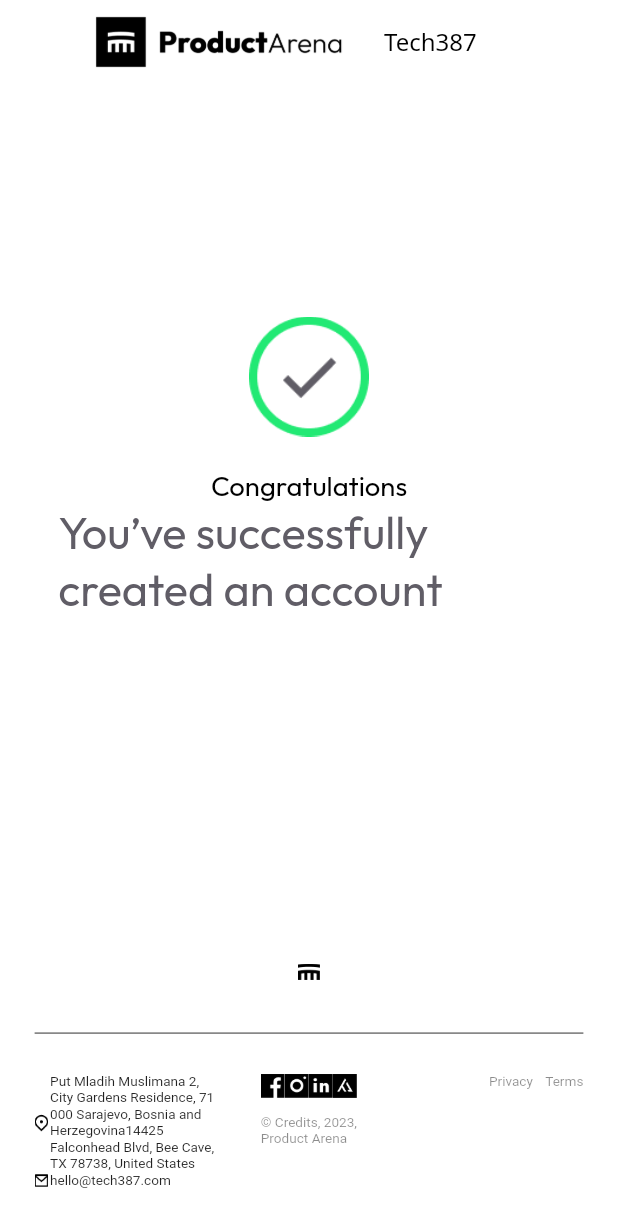
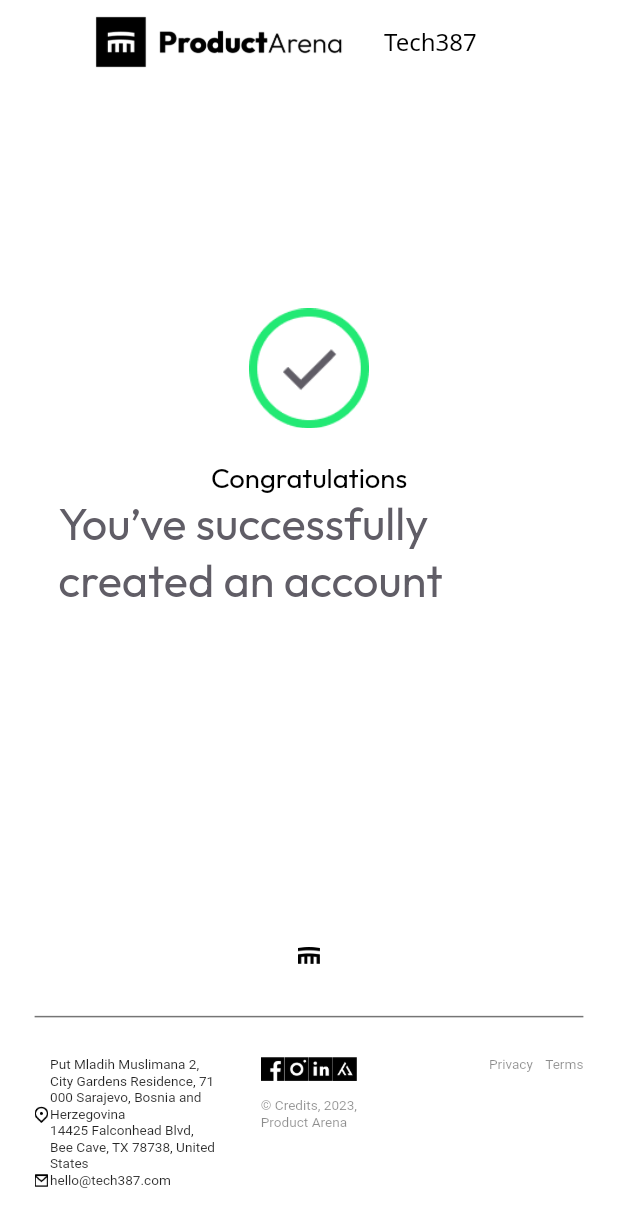
Before and after one commit to kingdomOfIT/V2_Product_Arena, a Flutter app: the WebCongratulationObScreen screen opened directly, on a phone screen of 412 x 824 dp. Shown: the top 1227 px of the screen. Run offline on Flutter 3.47's test engine with Material 2 defaults, Android fonts, the phone set to English and light mode, and no system bars; our stand-ins replace flutter_spinkit, google_fonts, video_player, youtube_player_flutter, youtube_player_iframe; missing offline and left inert: amplify_api, amplify_auth_cognito, amplify_flutter; project files that could hold a hidden picture were left out.

Commit message:
Fixed spacing in location info on footer

```diff
--- a/lib/web/reusable_web_widgets/web_footer.dart
+++ b/lib/web/reusable_web_widgets/web_footer.dart
@@ -59,7 +59,7 @@ class WebFooter extends StatelessWidget {
                             ),
                             Flexible(
                               child: Text(
-                                'Put Mladih Muslimana 2, City Gardens Residence, 71 000 Sarajevo, Bosnia and Herzegovina14425 Falconhead Blvd, Bee Cave, TX 78738, United States',
+                                'Put Mladih Muslimana 2, City Gardens Residence, 71 000 Sarajevo, Bosnia and Herzegovina\n14425 Falconhead Blvd, Bee Cave, TX 78738, United States',
                                 style: TextStyle(
                                   fontSize: deviceHeight * 0.011,
                                 ),
```
